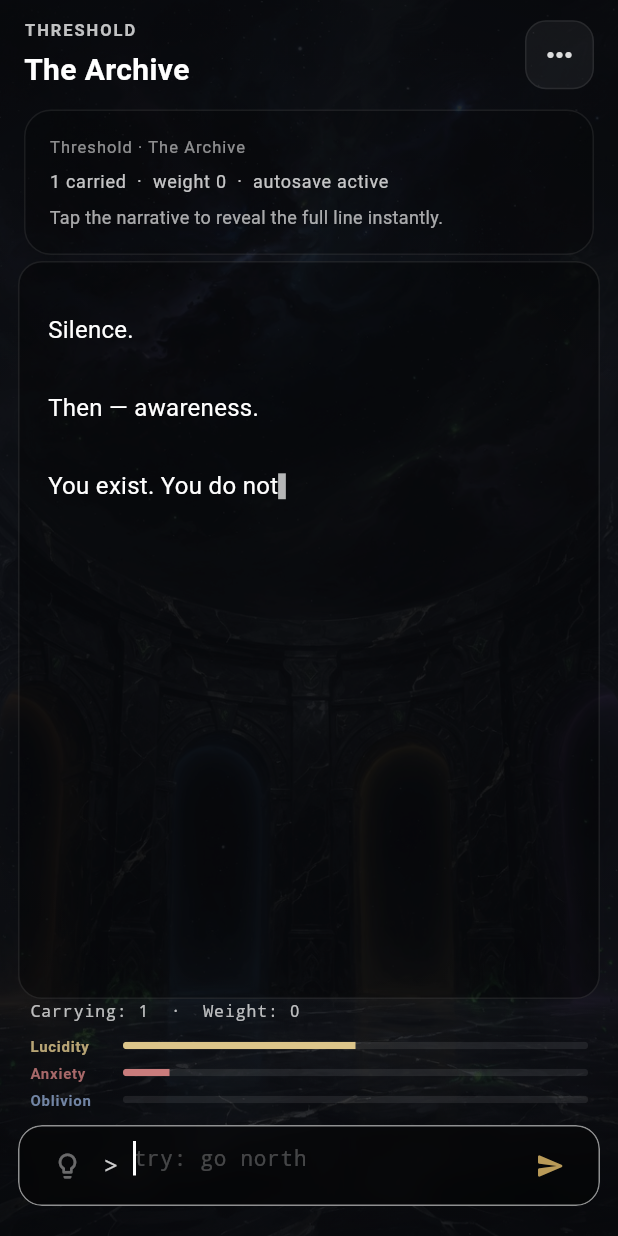
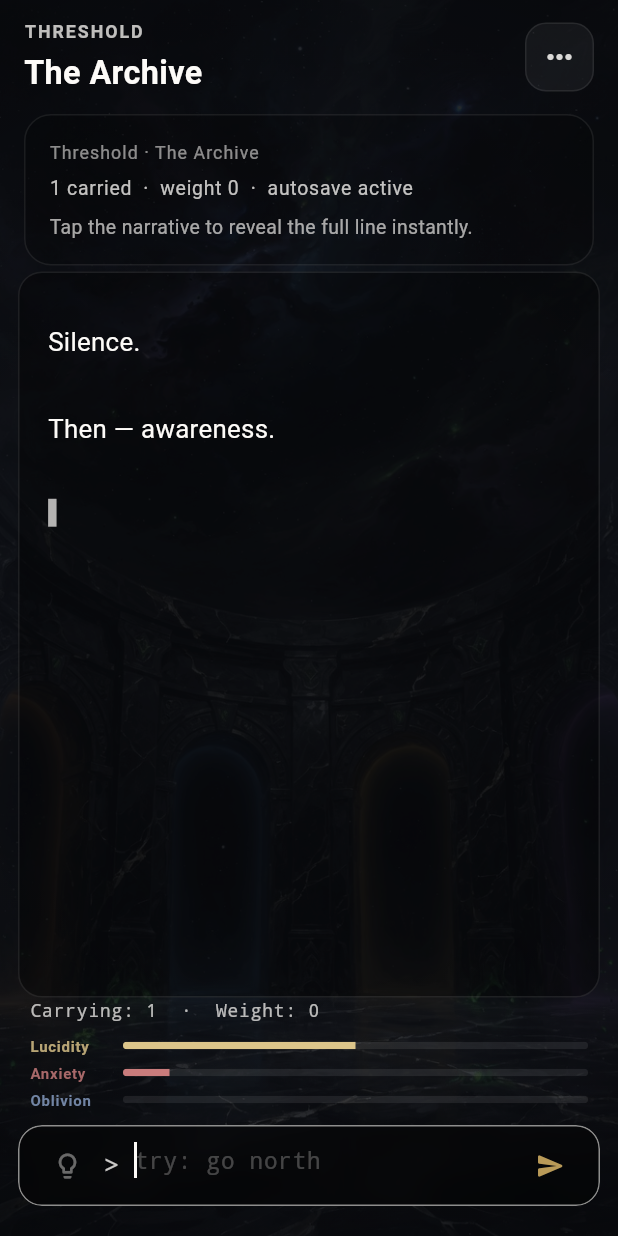
Before and after one commit to Vale717171/archive-of-oblivion, a Flutter app: the HomeScreen screen opened directly, after a tap on "Enter the Archive", on a phone screen of 412 x 824 dp. Run offline on Flutter 3.47's test engine with Material 3 defaults, Android fonts, the phone set to English and light mode, and no system bars; our stand-ins replace flutter_riverpod, just_audio, sqflite; missing offline and left inert: audio_session; accounts and stored records are empty; Roboto replaces fonts that are missing (Georgia).

Commit message:
Improve readability with slower typewriter, larger text, and sector tints

```diff
--- a/lib/core/storage/database_service.dart
+++ b/lib/core/storage/database_service.dart
@@ -30,8 +30,8 @@ class DatabaseService {
     'music_volume': 0.85,
     'sfx_enabled': 1,
     'sfx_volume': 0.90,
-    'text_scale': 1.0,
-    'typewriter_millis': 22,
+    'text_scale': 1.08,
+    'typewriter_millis': 30,
     'mute_in_background': 1,
     'enable_haptics': 1,
   };
@@ -124,8 +124,8 @@ class DatabaseService {
         music_volume REAL NOT NULL DEFAULT 0.85,
         sfx_enabled INTEGER NOT NULL DEFAULT 1,
         sfx_volume REAL NOT NULL DEFAULT 0.90,
-        text_scale REAL NOT NULL DEFAULT 1.0,
-        typewriter_millis INTEGER NOT NULL DEFAULT 22,
+        text_scale REAL NOT NULL DEFAULT 1.08,
+        typewriter_millis INTEGER NOT NULL DEFAULT 30,
         mute_in_background INTEGER NOT NULL DEFAULT 1,
         enable_haptics INTEGER NOT NULL DEFAULT 1
       )
@@ -251,16 +251,16 @@ class DatabaseService {
           seth_affinity INTEGER NOT NULL DEFAULT 0
         )
       ''');
-      await _addColumnIfNotExists(txn, 'psycho_profile', 'phase',
-          'INTEGER NOT NULL DEFAULT 1');
+      await _addColumnIfNotExists(
+          txn, 'psycho_profile', 'phase', 'INTEGER NOT NULL DEFAULT 1');
       await _addColumnIfNotExists(txn, 'psycho_profile', 'awareness_level',
           'INTEGER NOT NULL DEFAULT 0');
       await _addColumnIfNotExists(txn, 'psycho_profile', 'proust_affinity',
           'INTEGER NOT NULL DEFAULT 0');
       await _addColumnIfNotExists(txn, 'psycho_profile', 'tarkovskij_affinity',
           'INTEGER NOT NULL DEFAULT 0');
-      await _addColumnIfNotExists(txn, 'psycho_profile', 'seth_affinity',
-          'INTEGER NOT NULL DEFAULT 0');
+      await _addColumnIfNotExists(
+          txn, 'psycho_profile', 'seth_affinity', 'INTEGER NOT NULL DEFAULT 0');
 
       await txn.execute('''
         CREATE TABLE IF NOT EXISTS app_settings (
@@ -273,8 +273,8 @@ class DatabaseService {
           music_volume REAL NOT NULL DEFAULT 0.85,
           sfx_enabled INTEGER NOT NULL DEFAULT 1,
           sfx_volume REAL NOT NULL DEFAULT 0.90,
-          text_scale REAL NOT NULL DEFAULT 1.0,
-          typewriter_millis INTEGER NOT NULL DEFAULT 22,
+          text_scale REAL NOT NULL DEFAULT 1.08,
+          typewriter_millis INTEGER NOT NULL DEFAULT 30,
           mute_in_background INTEGER NOT NULL DEFAULT 1,
           enable_haptics INTEGER NOT NULL DEFAULT 1
         )
@@ -337,8 +337,8 @@ class DatabaseService {
             'TEXT NOT NULL DEFAULT \'{}\'');
         await _addColumnIfNotExists(txn, 'game_state', 'inventory',
             'TEXT NOT NULL DEFAULT \'["notebook"]\'');
-        await _addColumnIfNotExists(txn, 'game_state', 'psycho_weight',
-            'INTEGER NOT NULL DEFAULT 0');
+        await _addColumnIfNotExists(
+            txn, 'game_state', 'psycho_weight', 'INTEGER NOT NULL DEFAULT 0');
 
         await txn.execute('''
           CREATE TABLE IF NOT EXISTS player_memories (
@@ -430,14 +430,14 @@ class DatabaseService {
     if (oldVersion < 8) {
       // v7 → v8: add phase system columns to psycho_profile.
       await db.transaction((txn) async {
-        await _addColumnIfNotExists(txn, 'psycho_profile', 'phase',
-            'INTEGER NOT NULL DEFAULT 1');
+        await _addColumnIfNotExists(
+            txn, 'psycho_profile', 'phase', 'INTEGER NOT NULL DEFAULT 1');
         await _addColumnIfNotExists(txn, 'psycho_profile', 'awareness_level',
             'INTEGER NOT NULL DEFAULT 0');
         await _addColumnIfNotExists(txn, 'psycho_profile', 'proust_affinity',
             'INTEGER NOT NULL DEFAULT 0');
-        await _addColumnIfNotExists(txn, 'psycho_profile', 'tarkovskij_affinity',
-            'INTEGER NOT NULL DEFAULT 0');
+        await _addColumnIfNotExists(txn, 'psycho_profile',
+            'tarkovskij_affinity', 'INTEGER NOT NULL DEFAULT 0');
         await _addColumnIfNotExists(txn, 'psycho_profile', 'seth_affinity',
             'INTEGER NOT NULL DEFAULT 0');
       });
@@ -470,7 +470,8 @@ class DatabaseService {
   // ── Player memories ──────────────────────────────────────────────────────────
 
   /// Salva (o aggiorna) una memoria del giocatore identificata da [key].
-  Future<void> saveMemory({required String key, required String content}) async {
+  Future<void> saveMemory(
+      {required String key, required String content}) async {
     final db = await database;
     await db.insert(
       'player_memories',
@@ -484,8 +485,7 @@ class DatabaseService {
     final db = await database;
     final rows = await db.query('player_memories', orderBy: 'created_at ASC');
     return {
-      for (final r in rows)
-        r['memory_key'] as String: r['content'] as String,
+      for (final r in rows) r['memory_key'] as String: r['content'] as String,
     };
   }
 
--- a/lib/features/ui/game_screen.dart
+++ b/lib/features/ui/game_screen.dart
@@ -32,6 +32,7 @@ const int _panicAnxietyThreshold = 70; // anxiety > this → reddish text
 const int _lowLucidityThreshold = 30; // lucidity < this → grey text
 const int _highOblivionThreshold = 60; // oblivionLevel > this → blue-grey text
 const double _backgroundImageOpacity = 0.15;
+const double _minimumReadableTextScale = 1.08;
 const Duration _backgroundFlashHoldDuration = Duration(milliseconds: 180);
 const Duration _backgroundFadeDuration = Duration(milliseconds: 900);
 const Duration _puzzleCueHoldDuration = Duration(milliseconds: 1300);
@@ -201,15 +202,36 @@ class _GameScreenState extends ConsumerState<GameScreen>
   // ── Palette ─────────────────────────────────────────────────────────────
 
   /// Text colour for narrative messages — shifts with psychological state.
-  Color _narrativeColor(PsychoProfile? profile) {
-    if (profile == null) return Colors.white;
-    if (profile.anxiety > _panicAnxietyThreshold)
-      return const Color(0xFFFFD8D8);
-    if (profile.lucidity < _lowLucidityThreshold)
-      return const Color(0xFFCCCCCC);
-    if (profile.oblivionLevel > _highOblivionThreshold)
-      return const Color(0xFFCCDDEE);
-    return Colors.white;
+  Color _narrativeColor(
+    PsychoProfile? profile, {
+    required String nodeId,
+    required bool highContrast,
+  }) {
+    Color base = Colors.white;
+    if (profile != null) {
+      if (profile.anxiety > _panicAnxietyThreshold) {
+        base = const Color(0xFFFFD8D8);
+      } else if (profile.lucidity < _lowLucidityThreshold) {
+        base = const Color(0xFFCCCCCC);
+      } else if (profile.oblivionLevel > _highOblivionThreshold) {
+        base = const Color(0xFFCCDDEE);
+      }
+    }
+
+    final sector = gameSectorLabel(nodeId);
+    final tint = switch (sector) {
+      'Threshold' => const Color(0xFFF4EBD8),
+      'Garden' => const Color(0xFFE9F4DF),
+      'Observatory' => const Color(0xFFE5F0FF),
+      'Gallery' => const Color(0xFFF3E8D7),
+      'Laboratory' => const Color(0xFFE9F1E1),
+      'Memory' => const Color(0xFFF2E6D8),
+      'Finale' => const Color(0xFFF6EFE2),
+      'Zone' => const Color(0xFFE3F5FF),
+      _ => const Color(0xFFF2EEE4),
+    };
+    final blend = highContrast ? 0.06 : 0.18;
+    return Color.lerp(base, tint, blend) ?? base;
   }
 
   /// Subtle background tint — deepens as oblivion rises.
@@ -254,8 +276,9 @@ class _GameScreenState extends ConsumerState<GameScreen>
     final settings = ref.read(appSettingsProvider).valueOrNull;
     final currentNode =
         ref.read(gameStateProvider).valueOrNull?.currentNode ?? '';
-    final baseDelay =
-        _isFinaleNode(currentNode) ? 150 : (settings?.typewriterMillis ?? 22);
+    final tunedDelay =
+        (((settings?.typewriterMillis ?? 30) * 1.25).round()).clamp(12, 60);
+    final baseDelay = _isFinaleNode(currentNode) ? 170 : tunedDelay;
     final delay =
         (ch == ' ' || ch == '\n') ? (baseDelay ~/ 2).clamp(4, 20) : baseDelay;
 
@@ -834,15 +857,21 @@ class _GameScreenState extends ConsumerState<GameScreen>
     final settingsAsync = ref.watch(appSettingsProvider);
     final profile = psychoAsync.valueOrNull;
     final settings = settingsAsync.valueOrNull;
-    final textScale = settings?.textScale ?? 1.0;
+    final textScale =
+        (settings?.textScale ?? 1.0).clamp(_minimumReadableTextScale, 1.8);
     final highContrast = settings?.highContrast ?? false;
     final currentNode = gameStateAsync.valueOrNull?.currentNode ?? 'intro_void';
 
     final keyboardOpen = MediaQuery.of(context).viewInsets.bottom > 0;
 
     final bgColor = _backgroundColor(profile);
-    final narrativeColor =
-        highContrast ? const Color(0xFFF6F2E8) : _narrativeColor(profile);
+    final narrativeColor = highContrast
+        ? const Color(0xFFF6F2E8)
+        : _narrativeColor(
+            profile,
+            nodeId: currentNode,
+            highContrast: highContrast,
+          );
 
     // Resolve background image from current node
     final backgroundPath = BackgroundService.getBackgroundForNodeOrDefault(
```
Also changed, not shown: lib/features/settings/app_settings_provider.dart (+8 -8 lines), lib/features/ui/archive_panels.dart (+39 -29 lines), 1 other file.
